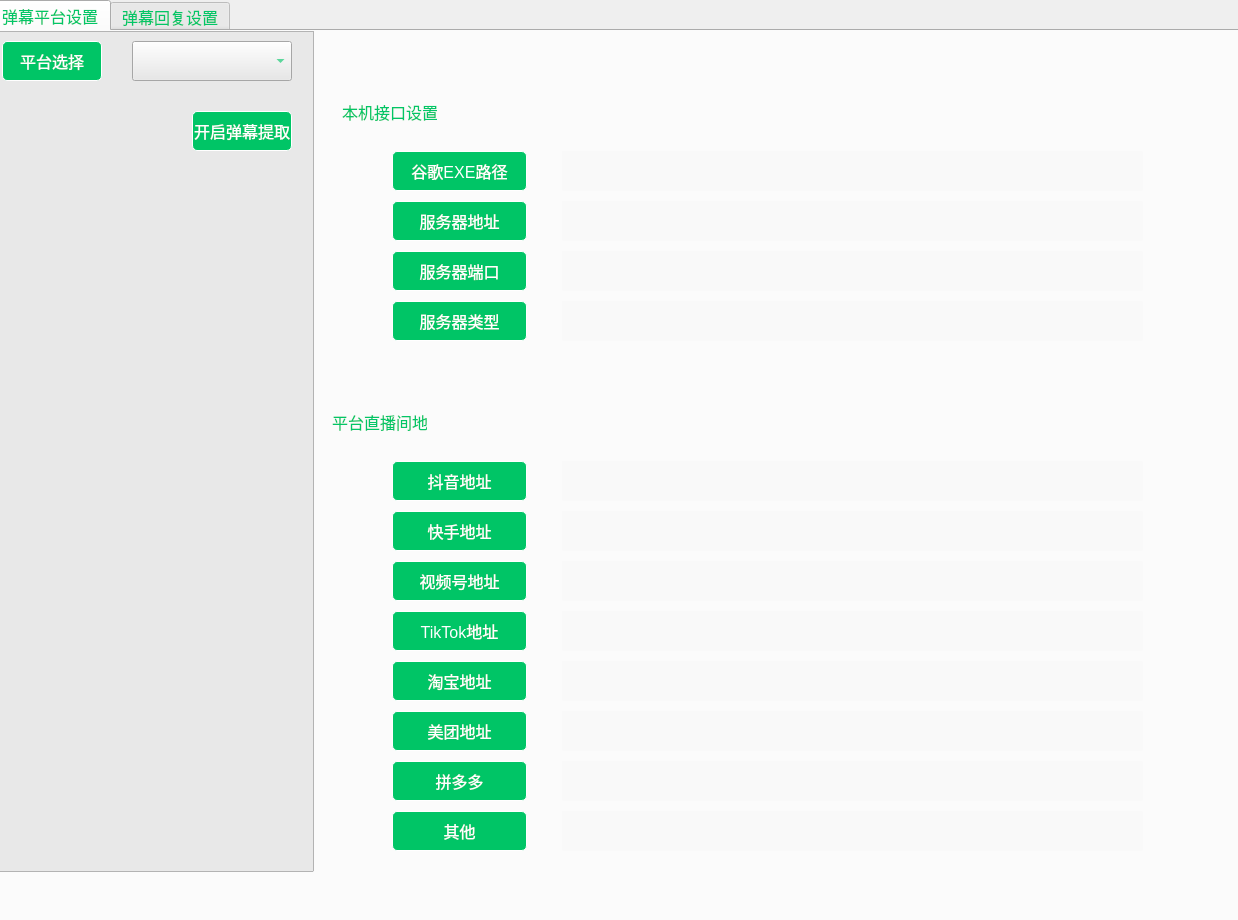
This is UI/gbs/bizWidgets/GBSBizLiveDanmaku.ui in huangjingpei/myobs as Qt 5 draws it before an edit. The edited form follows.
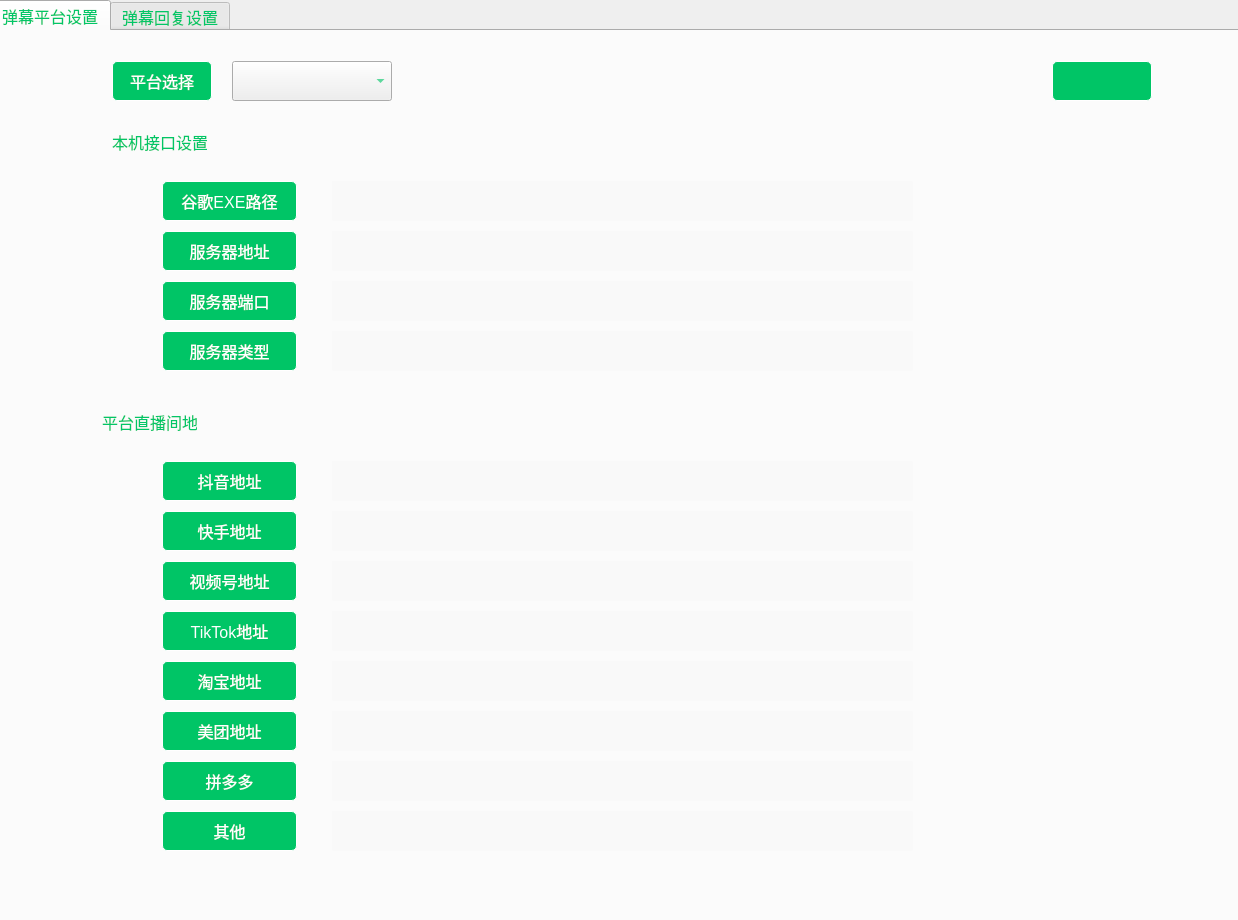
This is the edited form. Icons and pictures are not drawn.

```diff
--- a/UI/gbs/bizWidgets/GBSBizLiveDanmaku.ui
+++ b/UI/gbs/bizWidgets/GBSBizLiveDanmaku.ui
@@ -43,8 +43,8 @@
     <widget class="QLabel" name="label">
      <property name="geometry">
       <rect>
-       <x>350</x>
-       <y>70</y>
+       <x>120</x>
+       <y>100</y>
        <width>95</width>
        <height>22</height>
       </rect>
@@ -56,7 +56,7 @@
     <widget class="QLabel" name="label_2">
      <property name="geometry">
       <rect>
-       <x>340</x>
+       <x>110</x>
        <y>380</y>
        <width>95</width>
        <height>22</height>
@@ -69,8 +69,8 @@
     <widget class="QPushButton" name="pushButton_2">
      <property name="geometry">
       <rect>
-       <x>400</x>
-       <y>120</y>
+       <x>170</x>
+       <y>150</y>
        <width>135</width>
        <height>40</height>
       </rect>
@@ -89,8 +89,8 @@
     <widget class="QPushButton" name="pushButton_3">
      <property name="geometry">
       <rect>
-       <x>400</x>
-       <y>170</y>
+       <x>170</x>
+       <y>200</y>
        <width>135</width>
        <height>40</height>
       </rect>
@@ -108,8 +108,8 @@
     <widget class="QPushButton" name="pushButton_4">
      <property name="geometry">
       <rect>
-       <x>400</x>
-       <y>220</y>
+       <x>170</x>
+       <y>250</y>
        <width>135</width>
        <height>40</height>
       </rect>
@@ -127,8 +127,8 @@
     <widget class="QPushButton" name="pushButton_5">
      <property name="geometry">
       <rect>
-       <x>400</x>
-       <y>270</y>
+       <x>170</x>
+       <y>300</y>
        <width>135</width>
        <height>40</height>
       </rect>
@@ -146,7 +146,7 @@
     <widget class="QPushButton" name="pushButton_6">
      <property name="geometry">
       <rect>
-       <x>400</x>
+       <x>170</x>
        <y>430</y>
        <width>135</width>
        <height>40</height>
@@ -165,7 +165,7 @@
     <widget class="QPushButton" name="pushButton_7">
      <property name="geometry">
       <rect>
-       <x>400</x>
+       <x>170</x>
        <y>480</y>
        <width>135</width>
        <height>40</height>
@@ -184,7 +184,7 @@
     <widget class="QPushButton" name="pushButton_8">
      <property name="geometry">
       <rect>
-       <x>400</x>
+       <x>170</x>
        <y>530</y>
        <width>135</width>
        <height>40</height>
@@ -203,7 +203,7 @@
     <widget class="QPushButton" name="pushButton_9">
      <property name="geometry">
       <rect>
-       <x>400</x>
+       <x>170</x>
        <y>580</y>
        <width>135</width>
        <height>40</height>
@@ -222,7 +222,7 @@
     <widget class="QPushButton" name="pushButton_10">
      <property name="geometry">
       <rect>
-       <x>400</x>
+       <x>170</x>
        <y>630</y>
        <width>135</width>
        <height>40</height>
@@ -241,7 +241,7 @@
     <widget class="QPushButton" name="pushButton_11">
      <property name="geometry">
       <rect>
-       <x>400</x>
+       <x>170</x>
        <y>680</y>
        <width>135</width>
        <height>40</height>
@@ -260,8 +260,8 @@
     <widget class="QLineEdit" name="leChromePath">
      <property name="geometry">
       <rect>
-       <x>570</x>
-       <y>120</y>
+       <x>340</x>
+       <y>150</y>
        <width>581</width>
        <height>40</height>
       </rect>
@@ -283,8 +283,8 @@
     <widget class="QLineEdit" name="leServer">
      <property name="geometry">
       <rect>
-       <x>570</x>
-       <y>170</y>
+       <x>340</x>
+       <y>200</y>
        <width>581</width>
        <height>40</height>
       </rect>
@@ -306,8 +306,8 @@
     <widget class="QLineEdit" name="lePort">
      <property name="geometry">
       <rect>
-       <x>570</x>
-       <y>220</y>
+       <x>340</x>
+       <y>250</y>
        <width>581</width>
        <height>40</height>
       </rect>
@@ -329,8 +329,8 @@
     <widget class="QLineEdit" name="leServerType">
      <property name="geometry">
       <rect>
-       <x>570</x>
-       <y>270</y>
+       <x>340</x>
+       <y>300</y>
        <width>581</width>
        <height>40</height>
       </rect>
@@ -352,7 +352,7 @@
     <widget class="QLineEdit" name="leDouyin">
      <property name="geometry">
       <rect>
-       <x>570</x>
+       <x>340</x>
        <y>430</y>
        <width>581</width>
        <height>40</height>
@@ -375,7 +375,7 @@
     <widget class="QLineEdit" name="leKuaishou">
      <property name="geometry">
       <rect>
-       <x>570</x>
+       <x>340</x>
        <y>480</y>
        <width>581</width>
        <height>40</height>
@@ -398,7 +398,7 @@
     <widget class="QLineEdit" name="leWechatVideo">
      <property name="geometry">
       <rect>
-       <x>570</x>
+       <x>340</x>
        <y>530</y>
        <width>581</width>
        <height>40</height>
@@ -421,7 +421,7 @@
     <widget class="QLineEdit" name="leTikTok">
      <property name="geometry">
       <rect>
-       <x>570</x>
+       <x>340</x>
        <y>580</y>
        <width>581</width>
        <height>40</height>
@@ -444,7 +444,7 @@
     <widget class="QLineEdit" name="leTaobao">
      <property name="geometry">
       <rect>
-       <x>570</x>
+       <x>340</x>
        <y>630</y>
        <width>581</width>
        <height>40</height>
@@ -467,7 +467,7 @@
     <widget class="QLineEdit" name="leMeiTuan">
      <property name="geometry">
       <rect>
-       <x>570</x>
+       <x>340</x>
        <y>680</y>
        <width>581</width>
        <height>40</height>
@@ -490,7 +490,7 @@
     <widget class="QLineEdit" name="leOther">
      <property name="geometry">
       <rect>
-       <x>570</x>
+       <x>340</x>
        <y>780</y>
        <width>581</width>
        <height>40</height>
@@ -513,7 +513,7 @@
     <widget class="QPushButton" name="pushButton_12">
      <property name="geometry">
       <rect>
-       <x>400</x>
+       <x>170</x>
        <y>780</y>
        <width>135</width>
        <height>40</height>
@@ -532,7 +532,7 @@
     <widget class="QLineEdit" name="lePddLive">
      <property name="geometry">
       <rect>
-       <x>570</x>
+       <x>340</x>
        <y>730</y>
        <width>581</width>
        <height>40</height>
@@ -555,7 +555,7 @@
     <widget class="QPushButton" name="pushButton_13">
      <property name="geometry">
       <rect>
-       <x>400</x>
+       <x>170</x>
        <y>730</y>
        <width>135</width>
        <height>40</height>
@@ -571,72 +571,53 @@
       <string>拼多多</string>
      </property>
     </widget>
-    <widget class="QFrame" name="frame">
+    <widget class="QComboBox" name="cbxPlat">
      <property name="geometry">
       <rect>
-       <x>-10</x>
-       <y>0</y>
-       <width>332</width>
-       <height>841</height>
+       <x>240</x>
+       <y>30</y>
+       <width>160</width>
+       <height>40</height>
       </rect>
      </property>
+    </widget>
+    <widget class="QPushButton" name="pushButton_14">
+     <property name="geometry">
+      <rect>
+       <x>120</x>
+       <y>30</y>
+       <width>100</width>
+       <height>40</height>
+      </rect>
+     </property>
      <property name="styleSheet">
-      <string notr="true">background:#E8E8E8;</string>
+      <string notr="true">background-color:#00C566;
+border: 1px solid white;
+border-radius:5px;
+color:#FFFFFF</string>
      </property>
-     <property name="frameShape">
-      <enum>QFrame::Shape::StyledPanel</enum>
+     <property name="text">
+      <string>平台选择</string>
      </property>
-     <property name="frameShadow">
-      <enum>QFrame::Shadow::Raised</enum>
+    </widget>
+    <widget class="QPushButton" name="pushButton_15">
+     <property name="geometry">
+      <rect>
+       <x>1060</x>
+       <y>30</y>
+       <width>100</width>
+       <height>40</height>
+      </rect>
      </property>
-     <widget class="QPushButton" name="pushButton_14">
-      <property name="geometry">
-       <rect>
-        <x>20</x>
-        <y>10</y>
-        <width>100</width>
-        <height>40</height>
-       </rect>
-      </property>
-      <property name="styleSheet">
-       <string notr="true">background-color:#00C566;
+     <property name="styleSheet">
+      <string notr="true">background-color:#00C566;
 border: 1px solid white;
 border-radius:5px;
 color:#FFFFFF</string>
-      </property>
-      <property name="text">
-       <string>平台选择</string>
-      </property>
-     </widget>
-     <widget class="QComboBox" name="cbxPlat">
-      <property name="geometry">
-       <rect>
-        <x>150</x>
-        <y>10</y>
-        <width>160</width>
-        <height>40</height>
-       </rect>
-      </property>
-     </widget>
-     <widget class="QPushButton" name="pushButton_15">
-      <property name="geometry">
-       <rect>
-        <x>210</x>
-        <y>80</y>
-        <width>100</width>
-        <height>40</height>
-       </rect>
-      </property>
-      <property name="styleSheet">
-       <string notr="true">background-color:#00C566;
-border: 1px solid white;
-border-radius:5px;
-color:#FFFFFF</string>
-      </property>
-      <property name="text">
-       <string>开启弹幕提取</string>
-      </property>
-     </widget>
+     </property>
+     <property name="text">
+      <string/>
+     </property>
     </widget>
    </widget>
    <widget class="QWidget" name="tab">
```
